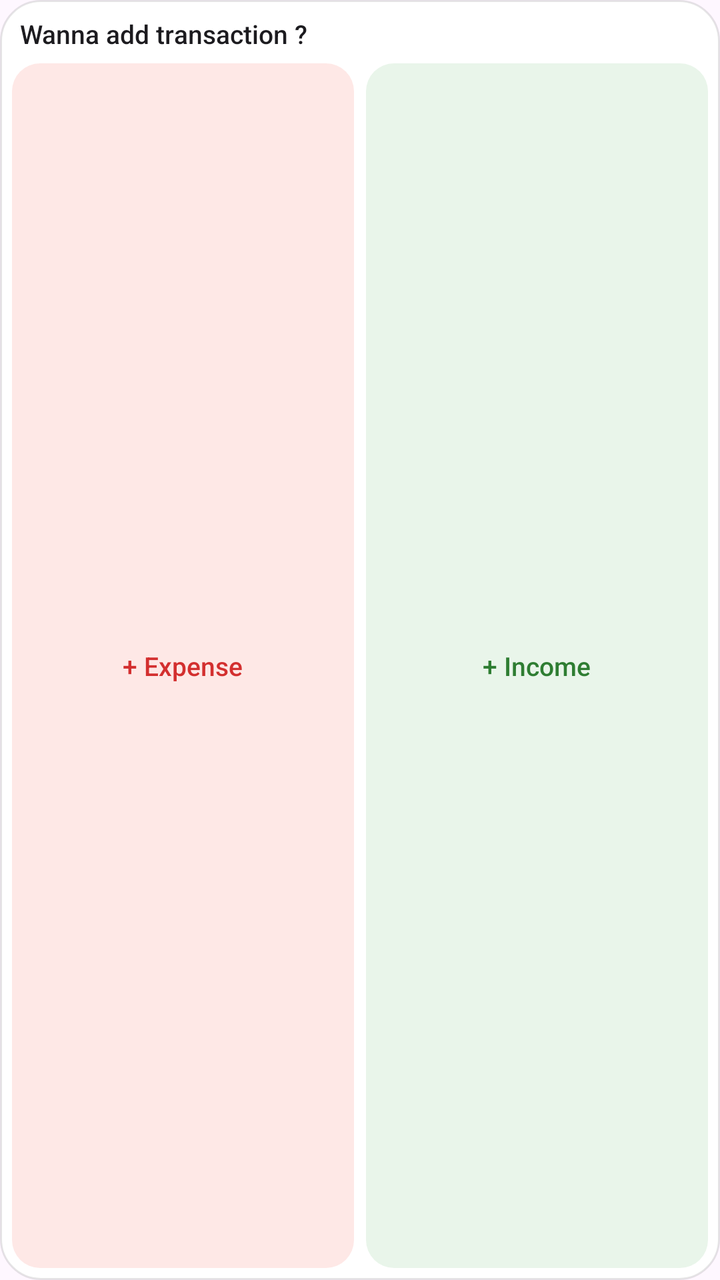
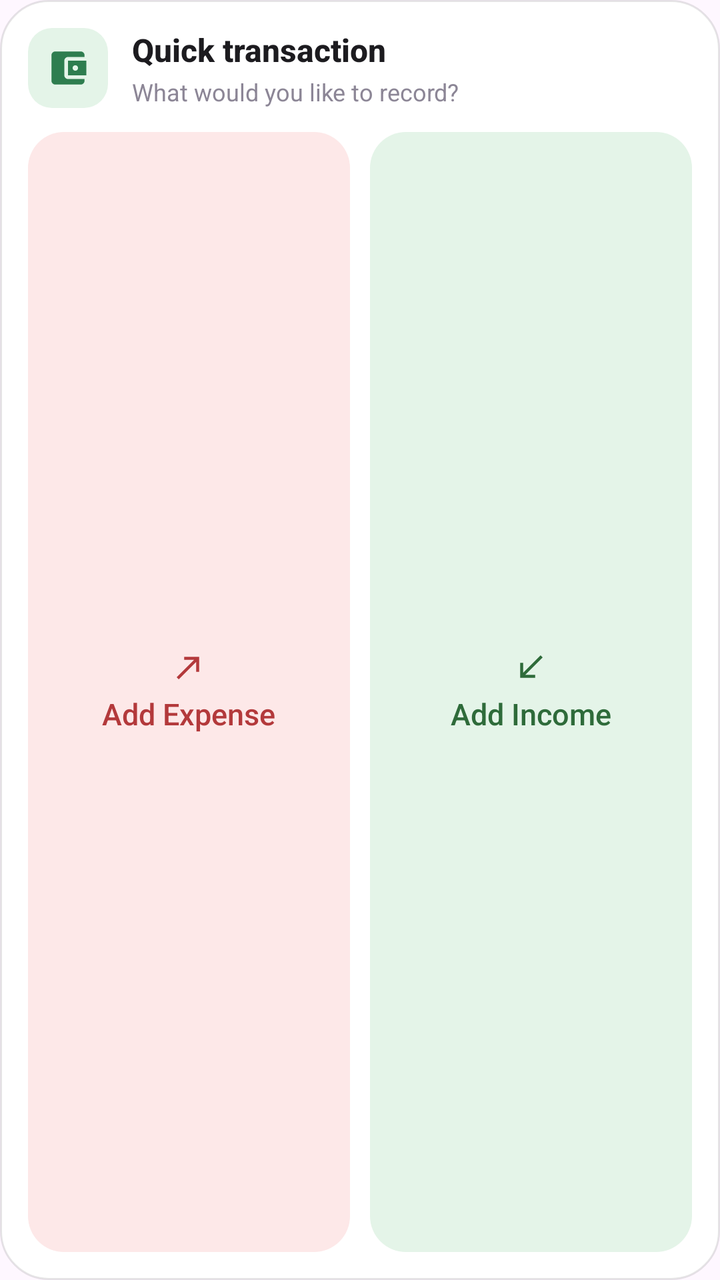

An Android layout rendered at two revisions. The XML below is the earlier revision; the diff shows what the commit changed to produce the second picture.
<!-- AndroidManifest.xml: application theme Theme.Expent -->
<!-- res/layout/widget_add_transaction.xml -->
<?xml version="1.0" encoding="utf-8"?>
<LinearLayout xmlns:android="http://schemas.android.com/apk/res/android"
    android:id="@+id/widget_root"
    android:layout_width="match_parent"
    android:layout_height="match_parent"
    android:background="@drawable/widget_background"
    android:orientation="vertical"
    android:padding="6dp">

    <TextView
        android:layout_width="match_parent"
        android:layout_height="wrap_content"
        android:layout_marginStart="4dp"
        android:layout_marginTop="2dp"
        android:layout_marginEnd="4dp"
        android:layout_marginBottom="6dp"
        android:ellipsize="end"
        android:fontFamily="sans-serif-medium"
        android:maxLines="1"
        android:text="@string/widget_add_transaction_prompt"
        android:textColor="@color/widget_text"
        android:textSize="13sp" />

    <LinearLayout
        android:layout_width="match_parent"
        android:layout_height="0dp"
        android:layout_weight="1"
        android:orientation="horizontal">

        <TextView
            android:id="@+id/widget_add_expense"
            android:layout_width="0dp"
            android:layout_height="match_parent"
            android:layout_marginEnd="3dp"
            android:layout_weight="1"
            android:background="@drawable/widget_button_expense"
            android:fontFamily="sans-serif-medium"
            android:gravity="center"
            android:maxLines="1"
            android:minHeight="32dp"
            android:text="@string/widget_add_expense"
            android:textColor="@color/widget_expense_text"
            android:textSize="13sp" />

        <TextView
            android:id="@+id/widget_add_income"
            android:layout_width="0dp"
            android:layout_height="match_parent"
            android:layout_marginStart="3dp"
            android:layout_weight="1"
            android:background="@drawable/widget_button_income"
            android:fontFamily="sans-serif-medium"
            android:gravity="center"
            android:maxLines="1"
            android:minHeight="32dp"
            android:text="@string/widget_add_income"
            android:textColor="@color/widget_income_text"
            android:textSize="13sp" />
    </LinearLayout>
</LinearLayout>
<!-- resources referenced by this layout -->
<resources>
  <color name="widget_expense_text">#FFD32F2F</color>
  <color name="widget_income_text">#FF2E7D32</color>
  <color name="widget_text">#FF1C1B1F</color>
  <!-- drawable widget_background (drawable) -->
  <?xml version="1.0" encoding="utf-8"?>
  <shape xmlns:android="http://schemas.android.com/apk/res/android"
      android:shape="rectangle">
      <solid android:color="@color/widget_surface" />
      <stroke
          android:width="1dp"
          android:color="@color/widget_outline" />
      <corners android:radius="20dp" />
  </shape>
  <!-- drawable widget_button_expense (drawable) -->
  <?xml version="1.0" encoding="utf-8"?>
  <shape xmlns:android="http://schemas.android.com/apk/res/android"
      android:shape="rectangle">
      <solid android:color="@color/widget_expense_bg" />
      <corners android:radius="14dp" />
  </shape>
  <!-- drawable widget_button_income (drawable) -->
  <?xml version="1.0" encoding="utf-8"?>
  <shape xmlns:android="http://schemas.android.com/apk/res/android"
      android:shape="rectangle">
      <solid android:color="@color/widget_income_bg" />
      <corners android:radius="14dp" />
  </shape>
  <string name="widget_add_expense">+ Expense</string>
  <string name="widget_add_income">+ Income</string>
  <string name="widget_add_transaction_prompt">Wanna add transaction ?</string>
  <style name="Theme.Expent" parent="Theme.Material3.DayNight.NoActionBar">
          <item name="android:statusBarColor">@android:color/transparent</item>
          <item name="android:navigationBarColor">@android:color/transparent</item>
      </style>
  <color name="widget_surface">#FFFFFFFF</color>
  <color name="widget_outline">#1A000000</color>
  <color name="widget_expense_bg">#1FF44336</color>
  <color name="widget_income_bg">#1F4CAF50</color>
</resources>

<!-- the commit's change to res/layout/widget_add_transaction.xml (unified diff, before → after) -->
@@ -3,58 +3,128 @@
     android:id="@+id/widget_root"
     android:layout_width="match_parent"
     android:layout_height="match_parent"
-    android:background="@drawable/widget_background"
     android:orientation="vertical"
-    android:padding="6dp">
+    android:padding="14dp"
+    android:background="@drawable/widget_background">
 
-    <TextView
+    
+    <LinearLayout
         android:layout_width="match_parent"
         android:layout_height="wrap_content"
-        android:layout_marginStart="4dp"
-        android:layout_marginTop="2dp"
-        android:layout_marginEnd="4dp"
-        android:layout_marginBottom="6dp"
-        android:ellipsize="end"
-        android:fontFamily="sans-serif-medium"
-        android:maxLines="1"
-        android:text="@string/widget_add_transaction_prompt"
-        android:textColor="@color/widget_text"
-        android:textSize="13sp" />
+        android:layout_marginBottom="12dp"
+        android:gravity="center_vertical"
+        android:orientation="horizontal">
 
+        <ImageView
+            android:layout_width="40dp"
+            android:layout_height="40dp"
+            android:layout_marginEnd="12dp"
+            android:background="@drawable/widget_icon_tile"
+            android:contentDescription="@null"
+            android:padding="9dp"
+            android:src="@drawable/ic_widget_wallet" />
+
+        <LinearLayout
+            android:layout_width="0dp"
+            android:layout_height="wrap_content"
+            android:layout_weight="1"
+            android:orientation="vertical">
+
+            <TextView
+                android:layout_width="match_parent"
+                android:layout_height="wrap_content"
+                android:ellipsize="end"
+                android:fontFamily="sans-serif-medium"
+                android:maxLines="1"
+                android:text="@string/widget_quick_title"
+                android:textColor="@color/widget_text"
+                android:textSize="16sp"
+                android:textStyle="bold" />
+
+            <TextView
+                android:layout_width="match_parent"
+                android:layout_height="wrap_content"
+                android:layout_marginTop="2dp"
+                android:ellipsize="end"
+                android:maxLines="1"
+                android:text="@string/widget_add_transaction_prompt"
+                android:textColor="@color/widget_subtext"
+                android:textSize="12sp" />
+        </LinearLayout>
+    </LinearLayout>
+
+    
     <LinearLayout
         android:layout_width="match_parent"
         android:layout_height="0dp"
         android:layout_weight="1"
+        android:baselineAligned="false"
         android:orientation="horizontal">
 
-        <TextView
+        <LinearLayout
             android:id="@+id/widget_add_expense"
             android:layout_width="0dp"
             android:layout_height="match_parent"
-            android:layout_marginEnd="3dp"
+            android:layout_marginEnd="5dp"
             android:layout_weight="1"
             android:background="@drawable/widget_button_expense"
-            android:fontFamily="sans-serif-medium"
+            android:clickable="true"
+            android:focusable="true"
             android:gravity="center"
-            android:maxLines="1"
-            android:minHeight="32dp"
-            android:text="@string/widget_add_expense"
-            android:textColor="@color/widget_expense_text"
-            android:textSize="13sp" />
+            android:minHeight="56dp"
+            android:orientation="vertical"
+            android:padding="8dp">
 
-        <TextView
+            <ImageView
+                android:layout_width="18dp"
+                android:layout_height="18dp"
+                android:layout_marginBottom="4dp"
+                android:contentDescription="@null"
+                android:src="@drawable/ic_widget_arrow_out" />
+
+            <TextView
+                android:layout_width="wrap_content"
+                android:layout_height="wrap_content"
+                android:ellipsize="end"
+                android:fontFamily="sans-serif-medium"
+                android:maxLines="1"
+                android:text="@string/widget_add_expense"
+                android:textColor="@color/widget_expense_text"
+                android:textSize="15sp" />
+        </LinearLayout>
+
+        <LinearLayout
             android:id="@+id/widget_add_income"
             android:layout_width="0dp"
             android:layout_height="match_parent"
-            android:layout_marginStart="3dp"
+            android:layout_marginStart="5dp"
             android:layout_weight="1"
             android:background="@drawable/widget_button_income"
-            android:fontFamily="sans-serif-medium"
+            android:clickable="true"
+            android:focusable="true"
             android:gravity="center"
-            android:maxLines="1"
-            android:minHeight="32dp"
-            android:text="@string/widget_add_income"
-            android:textColor="@color/widget_income_text"
-            android:textSize="13sp" />
+            android:minHeight="56dp"
+            android:orientation="vertical"
+            android:padding="8dp">
+
+            <ImageView
+                android:layout_width="18dp"
+                android:layout_height="18dp"
+                android:layout_marginBottom="4dp"
+                android:contentDescription="@null"
+                android:src="@drawable/ic_widget_arrow_in" />
+
+            <TextView
+                android:layout_width="wrap_content"
+                android:layout_height="wrap_content"
+                android:ellipsize="end"
+                android:fontFamily="sans-serif-medium"
+                android:maxLines="1"
+                android:text="@string/widget_add_income"
+                android:textColor="@color/widget_income_text"
+                android:textSize="15sp" />
+        </LinearLayout>
+
     </LinearLayout>
+
 </LinearLayout>
<!-- resource entries referenced after the edit -->
@@ -1,8 +1,39 @@
 <!-- resources referenced by this layout -->
 <resources>
-  <color name="widget_expense_text">#FFD32F2F</color>
-  <color name="widget_income_text">#FF2E7D32</color>
+  <color name="widget_expense_text">#FFB3393B</color>
+  <color name="widget_income_text">#FF2E6B3A</color>
+  <color name="widget_subtext">#FF8C8696</color>
   <color name="widget_text">#FF1C1B1F</color>
+  <!-- drawable ic_widget_arrow_in (drawable) -->
+  <vector xmlns:android="http://schemas.android.com/apk/res/android"
+      android:width="24dp"
+      android:height="24dp"
+      android:viewportWidth="24"
+      android:viewportHeight="24">
+      <path
+          android:fillColor="@color/widget_income_text"
+          android:pathData="M15,19v-2H8.41L20,5.41 18.59,4 7,15.59V9H5v10H15z" />
+  </vector>
+  <!-- drawable ic_widget_arrow_out (drawable) -->
+  <vector xmlns:android="http://schemas.android.com/apk/res/android"
+      android:width="24dp"
+      android:height="24dp"
+      android:viewportWidth="24"
+      android:viewportHeight="24">
+      <path
+          android:fillColor="@color/widget_expense_text"
+          android:pathData="M9,5v2h6.59L4,18.59 5.41,20 17,8.41V15h2V5H9z" />
+  </vector>
+  <!-- drawable ic_widget_wallet (drawable) -->
+  <vector xmlns:android="http://schemas.android.com/apk/res/android"
+      android:width="24dp"
+      android:height="24dp"
+      android:viewportWidth="24"
+      android:viewportHeight="24">
+      <path
+          android:fillColor="@color/widget_icon_tint"
+          android:pathData="M21,18v1c0,1.1 -0.9,2 -2,2H5c-1.11,0 -2,-0.9 -2,-2V5c0,-1.1 0.89,-2 2,-2h14c1.1,0 2,0.9 2,2v1h-9c-1.11,0 -2,0.9 -2,2v8c0,1.1 0.89,2 2,2h9zM12,16h10V8H12v8zM16,13.5c-0.83,0 -1.5,-0.67 -1.5,-1.5s0.67,-1.5 1.5,-1.5 1.5,0.67 1.5,1.5 -0.67,1.5 -1.5,1.5z" />
+  </vector>
   <!-- drawable widget_background (drawable) -->
   <?xml version="1.0" encoding="utf-8"?>
   <shape xmlns:android="http://schemas.android.com/apk/res/android"
@@ -11,32 +42,42 @@
       <stroke
           android:width="1dp"
           android:color="@color/widget_outline" />
-      <corners android:radius="20dp" />
+      <corners android:radius="24dp" />
   </shape>
   <!-- drawable widget_button_expense (drawable) -->
   <?xml version="1.0" encoding="utf-8"?>
   <shape xmlns:android="http://schemas.android.com/apk/res/android"
       android:shape="rectangle">
       <solid android:color="@color/widget_expense_bg" />
-      <corners android:radius="14dp" />
+      <corners android:radius="18dp" />
   </shape>
   <!-- drawable widget_button_income (drawable) -->
   <?xml version="1.0" encoding="utf-8"?>
   <shape xmlns:android="http://schemas.android.com/apk/res/android"
       android:shape="rectangle">
       <solid android:color="@color/widget_income_bg" />
-      <corners android:radius="14dp" />
+      <corners android:radius="18dp" />
   </shape>
-  <string name="widget_add_expense">+ Expense</string>
-  <string name="widget_add_income">+ Income</string>
-  <string name="widget_add_transaction_prompt">Wanna add transaction ?</string>
+  <!-- drawable widget_icon_tile (drawable) -->
+  <?xml version="1.0" encoding="utf-8"?>
+  <shape xmlns:android="http://schemas.android.com/apk/res/android"
+      android:shape="rectangle">
+      <solid android:color="@color/widget_icon_bg" />
+      <corners android:radius="12dp" />
+  </shape>
+  <string name="widget_add_expense">Add Expense</string>
+  <string name="widget_add_income">Add Income</string>
+  <string name="widget_add_transaction_prompt">What would you like to record?</string>
+  <string name="widget_quick_title">Quick transaction</string>
   <style name="Theme.Expent" parent="Theme.Material3.DayNight.NoActionBar">
           <item name="android:statusBarColor">@android:color/transparent</item>
           <item name="android:navigationBarColor">@android:color/transparent</item>
       </style>
+  <color name="widget_icon_tint">#FF2E7D4F</color>
   <color name="widget_surface">#FFFFFFFF</color>
   <color name="widget_outline">#1A000000</color>
-  <color name="widget_expense_bg">#1FF44336</color>
-  <color name="widget_income_bg">#1F4CAF50</color>
+  <color name="widget_expense_bg">#FFFDE8E8</color>
+  <color name="widget_income_bg">#FFE4F4E8</color>
+  <color name="widget_icon_bg">#FFE4F4E8</color>
 </resources>
 
